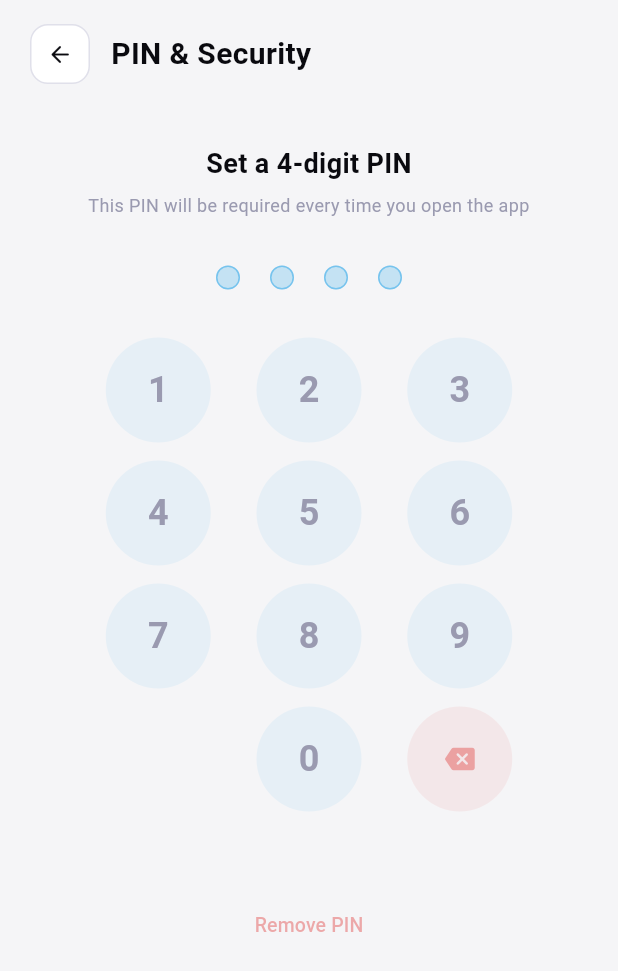
After one commit to tunukilly1/smart_outlet, a Flutter app: the PinSetupScreen screen opened directly, on a phone screen of 412 x 824 dp. The commit adds this screen. Shown: the top 971 px of the screen. Run offline on Flutter 3.47's test engine with Material 3 defaults, Android fonts, the phone set to English and light mode, and no system bars; our stand-ins replace dio, flutter_secure_storage, image_picker, local_auth, shared_preferences; accounts and stored records are empty; network calls fail.

Commit message:
add security

```diff
--- /dev/null
+++ b/lib/screens/pin_setup.dart
@@ -0,0 +1,332 @@
+import 'package:flutter/material.dart';
+import 'package:local_auth/local_auth.dart';
+import 'package:shared_preferences/shared_preferences.dart';
+import '../theme/theme.dart';
+
+class PinSetupScreen extends StatefulWidget {
+  const PinSetupScreen({super.key});
+  @override
+  State<PinSetupScreen> createState() => _PinSetupScreenState();
+}
+
+class _PinSetupScreenState extends State<PinSetupScreen> {
+  final LocalAuthentication _localAuth = LocalAuthentication();
+
+  String _pin = '';
+  String _confirmPin = '';
+  bool _confirming = false;
+  String _error = '';
+  bool _biometricAvailable = false;
+  bool _biometricEnabled = false;
+
+  @override
+  void initState() {
+    super.initState();
+    _checkBiometric();
+    _loadCurrentSettings();
+  }
+
+  Future<void> _checkBiometric() async {
+    try {
+      final available = await _localAuth.canCheckBiometrics ||
+          await _localAuth.isDeviceSupported();
+      setState(() => _biometricAvailable = available);
+    } catch (_) {}
+  }
+
+  Future<void> _loadCurrentSettings() async {
+    final prefs = await SharedPreferences.getInstance();
+    setState(() {
+      _biometricEnabled = prefs.getBool('biometric_enabled') ?? false;
+    });
+  }
+
+  void _onKeyTap(String key) {
+    if (_confirming) {
+      if (_confirmPin.length >= 4) return;
+      setState(() { _confirmPin += key; _error = ''; });
+      if (_confirmPin.length == 4) {
+        Future.delayed(const Duration(milliseconds: 100), _checkConfirm);
+      }
+    } else {
+      if (_pin.length >= 4) return;
+      setState(() { _pin += key; _error = ''; });
+      if (_pin.length == 4) {
+        Future.delayed(const Duration(milliseconds: 200), () {
+          setState(() => _confirming = true);
+        });
+      }
+    }
+  }
+
+  void _onDelete() {
+    if (_confirming) {
+      if (_confirmPin.isEmpty) return;
+      setState(() => _confirmPin =
+          _confirmPin.substring(0, _confirmPin.length - 1));
+    } else {
+      if (_pin.isEmpty) return;
+      setState(() =>
+      _pin = _pin.substring(0, _pin.length - 1));
+    }
+  }
+
+  Future<void> _checkConfirm() async {
+    if (_confirmPin == _pin) {
+      final prefs = await SharedPreferences.getInstance();
+      await prefs.setString('app_pin', _pin);
+      if (mounted) {
+        ScaffoldMessenger.of(context).showSnackBar(SnackBar(
+          content: const Text('PIN set successfully'),
+          backgroundColor: AppColors.primary,
+          behavior: SnackBarBehavior.floating,
+          shape: RoundedRectangleBorder(
+              borderRadius: BorderRadius.circular(10)),
+        ));
+        Navigator.pop(context);
+      }
+    } else {
+      setState(() {
+        _error = 'PINs do not match. Try again.';
+        _pin = '';
+        _confirmPin = '';
+        _confirming = false;
+      });
+    }
+  }
+
+  Future<void> _toggleBiometric(bool value) async {
+    final prefs = await SharedPreferences.getInstance();
+    await prefs.setBool('biometric_enabled', value);
+    setState(() => _biometricEnabled = value);
+    ScaffoldMessenger.of(context).showSnackBar(SnackBar(
+      content: Text(value
+          ? 'Fingerprint enabled'
+          : 'Fingerprint disabled'),
+      backgroundColor: AppColors.primary,
+      behavior: SnackBarBehavior.floating,
+      shape: RoundedRectangleBorder(
+          borderRadius: BorderRadius.circular(10)),
+    ));
+  }
+
+  Future<void> _removePin() async {
+    final prefs = await SharedPreferences.getInstance();
+    await prefs.remove('app_pin');
+    await prefs.setBool('biometric_enabled', false);
+    if (mounted) {
+      ScaffoldMessenger.of(context).showSnackBar(SnackBar(
+        content: const Text('PIN removed'),
+        backgroundColor: AppColors.amber,
+        behavior: SnackBarBehavior.floating,
+        shape: RoundedRectangleBorder(
+            borderRadius: BorderRadius.circular(10)),
+      ));
+      Navigator.pop(context);
+    }
+  }
+
+  @override
+  Widget build(BuildContext context) {
+    final isDark = ThemeProvider().isDark;
+    final bg = isDark ? AppColors.background : AppColors.lightBackground;
+    final surface =
+    isDark ? AppColors.surfaceLight : AppColors.lightSurface;
+    final border =
+    isDark ? AppColors.border : AppColors.lightBorder;
+    final textColor =
+    isDark ? AppColors.textPrimary : AppColors.lightTextPrimary;
+    final mutedColor =
+    isDark ? AppColors.textMuted : AppColors.lightTextMuted;
+
+    final current = _confirming ? _confirmPin : _pin;
+
+    return Scaffold(
+      backgroundColor: bg,
+      body: SafeArea(
+        child: Column(children: [
+          // Header
+          Padding(
+            padding: const EdgeInsets.fromLTRB(20, 16, 20, 20),
+            child: Row(children: [
+              GestureDetector(
+                onTap: () => Navigator.pop(context),
+                child: Container(
+                  width: 40, height: 40,
+                  decoration: BoxDecoration(
+                    color: surface,
+                    borderRadius: BorderRadius.circular(12),
+                    border: Border.all(color: border),
+                  ),
+                  child: Icon(Icons.arrow_back_rounded,
+                      color: textColor, size: 18),
+                ),
+              ),
+              const SizedBox(width: 14),
+              Text('PIN & Security',
+                  style: TextStyle(fontSize: 20,
+                      fontWeight: FontWeight.w700, color: textColor)),
+            ]),
+          ),
+
+          Expanded(
+            child: SingleChildScrollView(
+              padding: const EdgeInsets.symmetric(horizontal: 40),
+              child: Column(
+                children: [
+                  const SizedBox(height: 20),
+                  Text(
+                    _confirming ? 'Confirm your PIN' : 'Set a 4-digit PIN',
+                    style: TextStyle(
+                        fontSize: 18,
+                        fontWeight: FontWeight.w700,
+                        color: textColor),
+                  ),
+                  const SizedBox(height: 6),
+                  Text(
+                    _confirming
+                        ? 'Enter the same PIN again'
+                        : 'This PIN will be required every time you open the app',
+                    style: TextStyle(fontSize: 12,
+                        color: mutedColor),
+                    textAlign: TextAlign.center,
+                  ),
+                  const SizedBox(height: 32),
+
+                  // PIN dots
+                  Row(
+                    mainAxisAlignment: MainAxisAlignment.center,
+                    children: List.generate(4, (i) {
+                      final filled = i < current.length;
+                      return Container(
+                        width: 16, height: 16,
+                        margin: const EdgeInsets.symmetric(
+                            horizontal: 10),
+                        decoration: BoxDecoration(
+                          shape: BoxShape.circle,
+                          color: filled
+                              ? AppColors.primary
+                              : AppColors.primary
+                              .withValues(alpha: 0.2),
+                          border: Border.all(
+                              color: AppColors.primary
+                                  .withValues(alpha: 0.4)),
+                        ),
+                      );
+                    }),
+                  ),
+
+                  if (_error.isNotEmpty) ...[
+                    const SizedBox(height: 12),
+                    Text(_error,
+                        style: const TextStyle(
+                            color: AppColors.red, fontSize: 12),
+                        textAlign: TextAlign.center),
+                  ],
+
+                  const SizedBox(height: 32),
+
+                  // Numpad
+                  ...[
+                    ['1', '2', '3'],
+                    ['4', '5', '6'],
+                    ['7', '8', '9'],
+                    ['', '0', 'DEL'],
+                  ].map((row) => Padding(
+                    padding: const EdgeInsets.only(bottom: 12),
+                    child: Row(
+                      mainAxisAlignment:
+                      MainAxisAlignment.spaceEvenly,
+                      children: row.map((key) {
+                        if (key.isEmpty) {
+                          return const SizedBox(width: 70);
+                        }
+                        return GestureDetector(
+                          onTap: () => key == 'DEL'
+                              ? _onDelete()
+                              : _onKeyTap(key),
+                          child: Container(
+                            width: 70, height: 70,
+                            decoration: BoxDecoration(
+                              color: key == 'DEL'
+                                  ? AppColors.red
+                                  .withValues(alpha: 0.08)
+                                  : AppColors.primary
+                                  .withValues(alpha: 0.06),
+                              shape: BoxShape.circle,
+                            ),
+                            child: Center(child: key == 'DEL'
+                                ? const Icon(
+                                Icons.backspace_rounded,
+                                size: 20,
+                                color: AppColors.red)
+                                : Text(key,
+                                style: TextStyle(
+                                    fontSize: 24,
+                                    fontWeight: FontWeight.w600,
+                                    color: mutedColor))),
+                          ),
+                        );
+                      }).toList(),
+                    ),
+                  )),
+
+                  const SizedBox(height: 24),
+
+                  // Biometric toggle
+                  if (_biometricAvailable)
+                    Container(
+                      padding: const EdgeInsets.all(16),
+                      decoration: BoxDecoration(
+                        color: surface,
+                        borderRadius: BorderRadius.circular(14),
+                        border: Border.all(color: border),
+                      ),
+                      child: Row(children: [
+                        const Icon(Icons.fingerprint_rounded,
+                            color: AppColors.primary, size: 22),
+                        const SizedBox(width: 12),
+                        Expanded(child: Column(
+                          crossAxisAlignment:
+                          CrossAxisAlignment.start,
+                          children: [
+                            Text('Fingerprint unlock',
+                                style: TextStyle(
+                                    fontSize: 13,
+                                    fontWeight: FontWeight.w600,
+                                    color: textColor)),
+                            Text('Use fingerprint to open app',
+                                style: TextStyle(
+                                    fontSize: 11, color: mutedColor)),
+                          ],
+                        )),
+                        Switch(
+                          value: _biometricEnabled,
+                          onChanged: _toggleBiometric,
+                          activeColor: AppColors.primary,
+                          activeTrackColor: AppColors.primary,
+                          activeThumbColor: Colors.white
+                        ),
+                      ]),
+                    ),
+
+                  const SizedBox(height: 16),
+
+                  // Remove PIN button
+                  TextButton(
+                    onPressed: _removePin,
+                    child: const Text('Remove PIN',
+                        style: TextStyle(
+                            color: AppColors.red, fontSize: 13)),
+                  ),
+
+                  const SizedBox(height: 40),
+                ],
+              ),
+            ),
+          ),
+        ]),
+      ),
+    );
+  }
+}
--- a/lib/screens/settings.dart
+++ b/lib/screens/settings.dart
@@ -2,8 +2,10 @@ import 'package:flutter/material.dart';
 import '../theme/theme.dart';
 import 'welcome.dart';
 import 'notifications.dart';
+import 'pin_setup.dart';
 import 'edit_profile_screen.dart';
 import '../services/auth.dart';
+
 
 class SettingsScreen extends StatefulWidget {
   const SettingsScreen({super.key});
@@ -107,7 +109,9 @@ class _SettingsScreenState extends State<SettingsScreen> {
                         iconColor: AppColors.purple,
                         label: 'Security',
                         subtitle: 'PIN & biometrics',
-                        onTap: () => _showComingSoon('Security'),
+                        onTap: () => Navigator .push(context,
+                          MaterialPageRoute(builder: (_) => const PinSetupScreen())
+                        ),
                       ),
                     ]),
 
--- a/lib/theme/theme.dart
+++ b/lib/theme/theme.dart
@@ -142,6 +142,7 @@ class ThemeProvider extends ChangeNotifier {
   bool _isLight = true;
 
   bool get isLight => _isLight;
+  bool get isDark => !_isLight;
 
   void toggleTheme() {
     _isLight = !_isLight;
--- a/pubspec.yaml
+++ b/pubspec.yaml
@@ -16,6 +16,7 @@ dependencies:
   shared_preferences: ^2.2.2
   permission_handler: ^11.3.0
   image_picker: ^1.1.2
+  local_auth: ^2.3.0
 
 dev_dependencies:
   flutter_test:
```
Also changed, not shown: lib/screens/auth_gate.dart (added, +281 -0 lines), lib/screens/splash.dart (+28 -10 lines), pubspec.lock, 5 other files.
